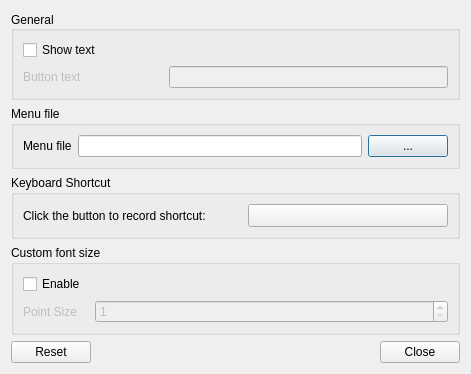
Old version of the form plugin-mainmenu/lxqtmainmenuconfiguration.ui in the repository lxqt/lxqt-panel.
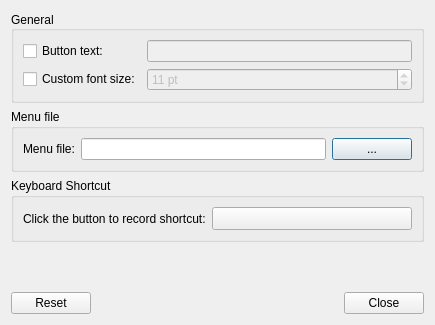
New version of the form. Custom widgets are drawn as their Qt base class.

Commit message: Reorganization of mainmenu's configuration panel

Diff of the .ui file:
```diff
--- a/plugin-mainmenu/lxqtmainmenuconfiguration.ui
+++ b/plugin-mainmenu/lxqtmainmenuconfiguration.ui
@@ -6,8 +6,8 @@
    <rect>
     <x>0</x>
     <y>0</y>
-    <width>471</width>
-    <height>367</height>
+    <width>434</width>
+    <height>325</height>
    </rect>
   </property>
   <property name="windowTitle">
@@ -29,30 +29,46 @@
       <bool>false</bool>
      </property>
      <layout class="QGridLayout" name="gridLayout">
-      <item row="0" column="0" colspan="3">
+      <item row="0" column="0">
        <widget class="QCheckBox" name="showTextCB">
         <property name="text">
-         <string>Show text</string>
+         <string>Button text:</string>
         </property>
        </widget>
       </item>
-      <item row="1" column="0">
-       <widget class="QLabel" name="textL">
-        <property name="enabled">
-         <bool>false</bool>
-        </property>
-        <property name="text">
-         <string>Button text</string>
-        </property>
-       </widget>
-      </item>
-      <item row="1" column="1" colspan="2">
+      <item row="0" column="1">
        <widget class="QLineEdit" name="textLE">
         <property name="enabled">
          <bool>false</bool>
         </property>
        </widget>
       </item>
+      <item row="1" column="0">
+       <widget class="QCheckBox" name="customFontCB">
+        <property name="enabled">
+         <bool>true</bool>
+        </property>
+        <property name="text">
+         <string>Custom font size:</string>
+        </property>
+       </widget>
+      </item>
+      <item row="1" column="1">
+       <widget class="QSpinBox" name="customFontSizeSB">
+        <property name="enabled">
+         <bool>false</bool>
+        </property>
+        <property name="suffix">
+         <string> pt</string>
+        </property>
+        <property name="minimum">
+         <number>1</number>
+        </property>
+        <property name="value">
+         <number>11</number>
+        </property>
+       </widget>
+      </item>
      </layout>
     </widget>
    </item>
@@ -68,7 +84,7 @@
       <item row="0" column="0">
        <widget class="QLabel" name="menuFileL">
         <property name="text">
-         <string>Menu file</string>
+         <string>Menu file:</string>
         </property>
        </widget>
       </item>
@@ -118,57 +134,6 @@
      </layout>
     </widget>
    </item>
-   <item>
-    <widget class="QGroupBox" name="customFontGB">
-     <property name="title">
-      <string>Custom font size</string>
-     </property>
-     <layout class="QFormLayout" name="formLayout">
-      <item row="0" column="0">
-       <widget class="QCheckBox" name="customFontCB">
-        <property name="enabled">
-         <bool>true</bool>
-        </property>
-        <property name="text">
-         <string>Enable </string>
-        </property>
-       </widget>
-      </item>
-      <item row="1" column="0">
-       <widget class="QLabel" name="customFontSizeL">
-        <property name="enabled">
-         <bool>false</bool>
-        </property>
-        <property name="sizePolicy">
-         <sizepolicy hsizetype="Preferred" vsizetype="Preferred">
-          <horstretch>0</horstretch>
-          <verstretch>0</verstretch>
-         </sizepolicy>
-        </property>
-        <property name="layoutDirection">
-         <enum>Qt::LeftToRight</enum>
-        </property>
-        <property name="text">
-         <string>Point Size</string>
-        </property>
-       </widget>
-      </item>
-      <item row="1" column="1">
-       <widget class="QSpinBox" name="customFontSizeSB">
-        <property name="enabled">
-         <bool>false</bool>
-        </property>
-        <property name="suffix">
-         <string/>
-        </property>
-        <property name="minimum">
-         <number>1</number>
-        </property>
-       </widget>
-      </item>
-     </layout>
-    </widget>
-   </item>
    <item>
     <spacer name="verticalSpacer">
      <property name="orientation">
```
Left out of the diff: 32 changed lines with no effect on the pictures.
